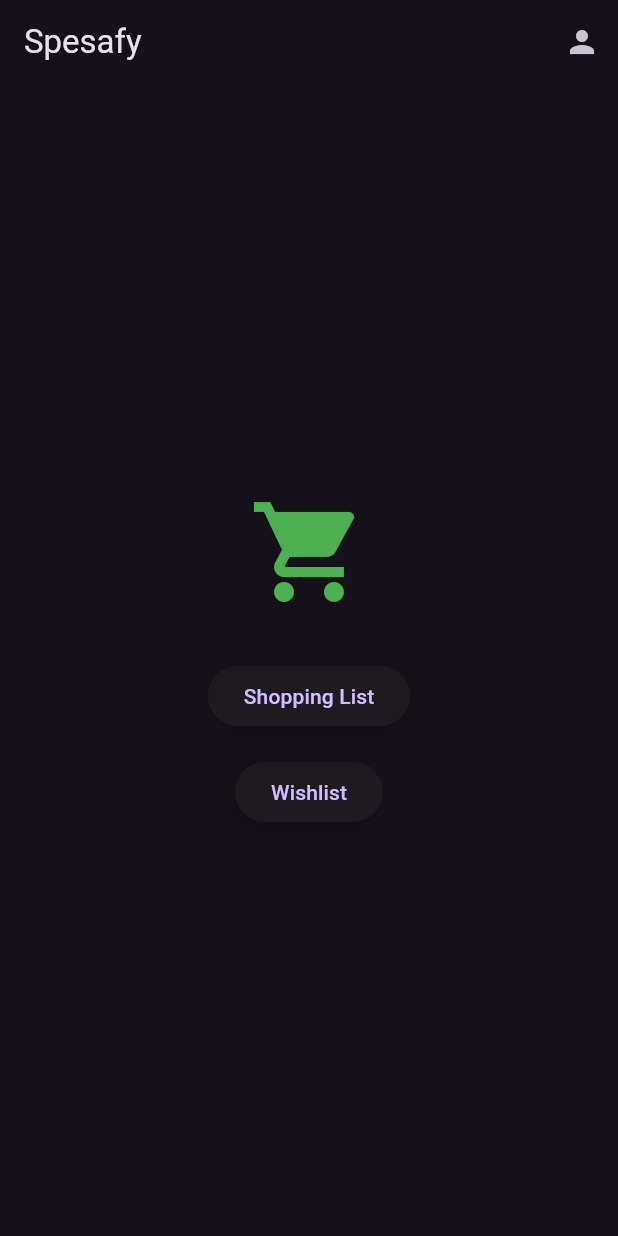
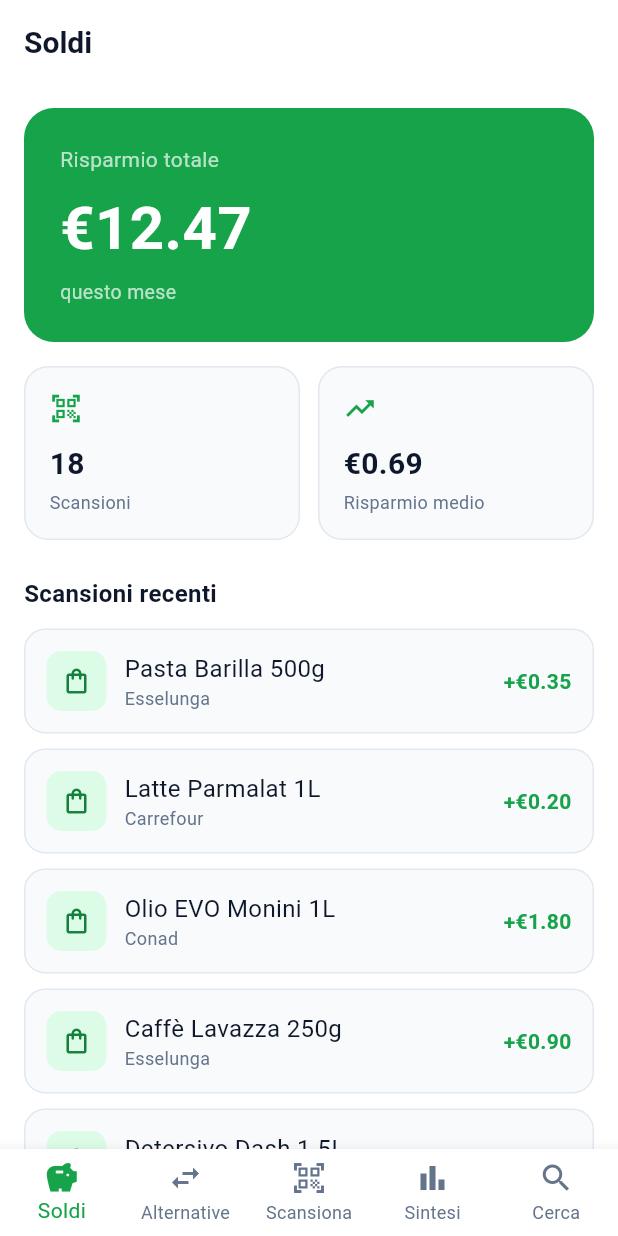
Before and after one commit to nicologuerato-byte/spesafy, a Flutter app: the screen it shows after launch, on a phone screen of 412 x 824 dp. Run offline on Flutter 3.47's test engine with Material 3 defaults, Android fonts, the phone set to English and light mode, and no system bars; our stand-ins replace flutter_riverpod, go_router, supabase_flutter; accounts and stored records are empty.

Commit message:
Refactor: Light theme, bottom tab bar, savings dashboard

```diff
--- /dev/null
+++ b/lib/config/theme.dart
@@ -0,0 +1,133 @@
+import 'package:flutter/material.dart';
+
+class AppColors {
+  AppColors._();
+
+  static const Color primary = Color(0xFF16A34A);
+  static const Color primaryDark = Color(0xFF15803D);
+  static const Color primaryLight = Color(0xFFDCFCE7);
+
+  static const Color background = Color(0xFFFFFFFF);
+  static const Color surface = Color(0xFFF8FAFC);
+  static const Color border = Color(0xFFE2E8F0);
+
+  static const Color textPrimary = Color(0xFF0F172A);
+  static const Color textSecondary = Color(0xFF64748B);
+
+  static const Color success = Color(0xFF16A34A);
+  static const Color warning = Color(0xFFF59E0B);
+  static const Color error = Color(0xFFDC2626);
+}
+
+class AppTypography {
+  AppTypography._();
+
+  static const TextStyle headlineLarge = TextStyle(
+    fontSize: 32,
+    fontWeight: FontWeight.bold,
+    color: AppColors.textPrimary,
+  );
+
+  static const TextStyle headlineMedium = TextStyle(
+    fontSize: 24,
+    fontWeight: FontWeight.bold,
+    color: AppColors.textPrimary,
+  );
+
+  static const TextStyle titleLarge = TextStyle(
+    fontSize: 20,
+    fontWeight: FontWeight.w600,
+    color: AppColors.textPrimary,
+  );
+
+  static const TextStyle titleMedium = TextStyle(
+    fontSize: 16,
+    fontWeight: FontWeight.w600,
+    color: AppColors.textPrimary,
+  );
+
+  static const TextStyle bodyLarge = TextStyle(
+    fontSize: 16,
+    fontWeight: FontWeight.normal,
+    color: AppColors.textPrimary,
+  );
+
+  static const TextStyle bodyMedium = TextStyle(
+    fontSize: 14,
+    fontWeight: FontWeight.normal,
+    color: AppColors.textSecondary,
+  );
+
+  static const TextStyle caption = TextStyle(
+    fontSize: 12,
+    fontWeight: FontWeight.normal,
+    color: AppColors.textSecondary,
+  );
+}
+
+class AppTheme {
+  AppTheme._();
+
+  static ThemeData get light {
+    return ThemeData(
+      useMaterial3: true,
+      brightness: Brightness.light,
+      scaffoldBackgroundColor: AppColors.background,
+      colorScheme: ColorScheme.fromSeed(
+        seedColor: AppColors.primary,
+        brightness: Brightness.light,
+      ).copyWith(
+        primary: AppColors.primary,
+        surface: AppColors.background,
+        error: AppColors.error,
+      ),
+      appBarTheme: const AppBarTheme(
+        backgroundColor: AppColors.background,
+        foregroundColor: AppColors.textPrimary,
+        elevation: 0,
+        centerTitle: false,
+        titleTextStyle: AppTypography.titleLarge,
+      ),
+      textTheme: const TextTheme(
+        headlineLarge: AppTypography.headlineLarge,
+        headlineMedium: AppTypography.headlineMedium,
+        titleLarge: AppTypography.titleLarge,
+        titleMedium: AppTypography.titleMedium,
+        bodyLarge: AppTypography.bodyLarge,
+        bodyMedium: AppTypography.bodyMedium,
+        bodySmall: AppTypography.caption,
+      ),
+      cardTheme: CardThemeData(
+        color: AppColors.surface,
+        elevation: 0,
+        margin: EdgeInsets.zero,
+        shape: RoundedRectangleBorder(
+          borderRadius: BorderRadius.circular(16),
+          side: const BorderSide(color: AppColors.border),
+        ),
+      ),
+      elevatedButtonTheme: ElevatedButtonThemeData(
+        style: ElevatedButton.styleFrom(
+          backgroundColor: AppColors.primary,
+          foregroundColor: Colors.white,
+          padding: const EdgeInsets.symmetric(vertical: 14, horizontal: 24),
+          shape: RoundedRectangleBorder(
+            borderRadius: BorderRadius.circular(12),
+          ),
+        ),
+      ),
+      bottomNavigationBarTheme: const BottomNavigationBarThemeData(
+        backgroundColor: AppColors.background,
+        selectedItemColor: AppColors.primary,
+        unselectedItemColor: AppColors.textSecondary,
+        type: BottomNavigationBarType.fixed,
+        showUnselectedLabels: true,
+        elevation: 8,
+      ),
+      dividerTheme: const DividerThemeData(
+        color: AppColors.border,
+        thickness: 1,
+      ),
+    );
+  }
+}
--- a/lib/main.dart
+++ b/lib/main.dart
@@ -1,6 +1,19 @@
 import 'package:flutter/material.dart';
+import 'package:flutter_riverpod/flutter_riverpod.dart';
+import 'package:go_router/go_router.dart';
 import 'package:supabase_flutter/supabase_flutter.dart';
-import 'screens/home_screen.dart';
+import 'config/theme.dart';
+import 'screens/root_screen.dart';
+
+final GoRouter _router = GoRouter(
+  initialLocation: '/',
+  routes: [
+    GoRoute(
+      path: '/',
+      builder: (context, state) => const RootScreen(),
+    ),
+  ],
+);
 
 void main() async {
   WidgetsFlutterBinding.ensureInitialized();
@@ -8,7 +21,7 @@
     url: const String.fromEnvironment('SUPABASE_URL'),
     anonKey: const String.fromEnvironment('SUPABASE_ANON_KEY'),
   );
-  runApp(const MyApp());
+  runApp(const ProviderScope(child: MyApp()));
 }
 
 class MyApp extends StatelessWidget {
@@ -16,9 +29,10 @@
 
   @override
   Widget build(BuildContext context) {
-    return MaterialApp(
-      home: const HomeScreen(),
-      theme: ThemeData.dark(useMaterial3: true),
+    return MaterialApp.router(
+      title: 'Spesafy',
+      theme: AppTheme.light,
+      routerConfig: _router,
     );
   }
 }
--- /dev/null
+++ b/lib/screens/alternatives_screen.dart
@@ -0,0 +1,29 @@
+import 'package:flutter/material.dart';
+import '../config/theme.dart';
+
+class AlternativesScreen extends StatelessWidget {
+  const AlternativesScreen({super.key});
+
+  @override
+  Widget build(BuildContext context) {
+    return Scaffold(
+      appBar: AppBar(title: const Text('Alternative')),
+      body: const Center(
+        child: Column(
+          mainAxisAlignment: MainAxisAlignment.center,
+          children: [
+            Icon(Icons.swap_horiz, size: 64, color: AppColors.textSecondary),
+            SizedBox(height: 16),
+            Text('Alternative in arrivo', style: AppTypography.titleMedium),
+            SizedBox(height: 8),
+            Text(
+              'Qui troverai prodotti alternativi più convenienti',
+              style: AppTypography.bodyMedium,
+              textAlign: TextAlign.center,
+            ),
+          ],
+        ),
+      ),
+    );
+  }
+}
--- /dev/null
+++ b/lib/screens/root_screen.dart
@@ -0,0 +1,66 @@
+import 'package:flutter/material.dart';
+import 'savings_screen.dart';
+import 'alternatives_screen.dart';
+import 'scan_screen.dart';
+import 'summary_screen.dart';
+import 'search_screen.dart';
+
+class RootScreen extends StatefulWidget {
+  const RootScreen({super.key});
+
+  @override
+  State<RootScreen> createState() => _RootScreenState();
+}
+
+class _RootScreenState extends State<RootScreen> {
+  int _currentIndex = 0;
+
+  static const List<Widget> _screens = [
+    SavingsScreen(),
+    AlternativesScreen(),
+    ScanScreen(),
+    SummaryScreen(),
+    SearchScreen(),
+  ];
+
+  @override
+  Widget build(BuildContext context) {
+    return Scaffold(
+      body: IndexedStack(
+        index: _currentIndex,
+        children: _screens,
+      ),
+      bottomNavigationBar: BottomNavigationBar(
+        currentIndex: _currentIndex,
+        onTap: (index) => setState(() => _currentIndex = index),
+        items: const [
+          BottomNavigationBarItem(
+            icon: Icon(Icons.savings_outlined),
+            activeIcon: Icon(Icons.savings),
+            label: 'Soldi',
+          ),
+          BottomNavigationBarItem(
+            icon: Icon(Icons.swap_horiz_outlined),
+            activeIcon: Icon(Icons.swap_horiz),
+            label: 'Alternative',
+          ),
+          BottomNavigationBarItem(
+            icon: Icon(Icons.qr_code_scanner_outlined),
+            activeIcon: Icon(Icons.qr_code_scanner),
+            label: 'Scansiona',
+          ),
+          BottomNavigationBarItem(
+            icon: Icon(Icons.bar_chart_outlined),
+            activeIcon: Icon(Icons.bar_chart),
+            label: 'Sintesi',
+          ),
+          BottomNavigationBarItem(
+            icon: Icon(Icons.search_outlined),
+            activeIcon: Icon(Icons.search),
+            label: 'Cerca',
+          ),
+        ],
+      ),
+    );
+  }
+}
--- /dev/null
+++ b/lib/screens/savings_screen.dart
@@ -0,0 +1,188 @@
+import 'package:flutter/material.dart';
+import '../config/theme.dart';
+
+class _ScanEntry {
+  final String product;
+  final String store;
+  final double saved;
+
+  const _ScanEntry({
+    required this.product,
+    required this.store,
+    required this.saved,
+  });
+}
+
+const List<_ScanEntry> _mockRecentScans = [
+  _ScanEntry(product: 'Pasta Barilla 500g', store: 'Esselunga', saved: 0.35),
+  _ScanEntry(product: 'Latte Parmalat 1L', store: 'Carrefour', saved: 0.20),
+  _ScanEntry(product: 'Olio EVO Monini 1L', store: 'Conad', saved: 1.80),
+  _ScanEntry(product: 'Caffè Lavazza 250g', store: 'Esselunga', saved: 0.90),
+  _ScanEntry(product: 'Detersivo Dash 1.5L', store: 'Lidl', saved: 1.10),
+];
+
+class SavingsScreen extends StatelessWidget {
+  const SavingsScreen({super.key});
+
+  @override
+  Widget build(BuildContext context) {
+    return Scaffold(
+      appBar: AppBar(
+        title: const Text('Soldi'),
+      ),
+      body: ListView(
+        padding: const EdgeInsets.all(16),
+        children: [
+          const _TotalSavingsCard(),
+          const SizedBox(height: 16),
+          const Row(
+            children: [
+              Expanded(
+                child: _StatCard(
+                  icon: Icons.qr_code_scanner,
+                  label: 'Scansioni',
+                  value: '18',
+                ),
+              ),
+              SizedBox(width: 12),
+              Expanded(
+                child: _StatCard(
+                  icon: Icons.trending_up,
+                  label: 'Risparmio medio',
+                  value: '€0.69',
+                ),
+              ),
+            ],
+          ),
+          const SizedBox(height: 24),
+          const Text('Scansioni recenti', style: AppTypography.titleMedium),
+          const SizedBox(height: 12),
+          ..._mockRecentScans.map((scan) => _RecentScanTile(scan: scan)),
+        ],
+      ),
+    );
+  }
+}
+
+class _TotalSavingsCard extends StatelessWidget {
+  const _TotalSavingsCard();
+
+  @override
+  Widget build(BuildContext context) {
+    return Container(
+      width: double.infinity,
+      padding: const EdgeInsets.all(24),
+      decoration: BoxDecoration(
+        color: AppColors.primary,
+        borderRadius: BorderRadius.circular(20),
+      ),
+      child: const Column(
+        crossAxisAlignment: CrossAxisAlignment.start,
+        children: [
+          Text(
+            'Risparmio totale',
+            style: TextStyle(color: Colors.white70, fontSize: 14),
+          ),
+          SizedBox(height: 8),
+          Text(
+            '€12.47',
+            style: TextStyle(
+              color: Colors.white,
+              fontSize: 40,
+              fontWeight: FontWeight.bold,
+            ),
+          ),
+          SizedBox(height: 4),
+          Text(
+            'questo mese',
+            style: TextStyle(color: Colors.white70, fontSize: 13),
+          ),
+        ],
+      ),
+    );
+  }
+}
+
+class _StatCard extends StatelessWidget {
+  final IconData icon;
+  final String label;
+  final String value;
+
+  const _StatCard({
+    required this.icon,
+    required this.label,
+    required this.value,
+  });
+
+  @override
+  Widget build(BuildContext context) {
+    return Container(
+      padding: const EdgeInsets.all(16),
+      decoration: BoxDecoration(
+        color: AppColors.surface,
+        borderRadius: BorderRadius.circular(16),
+        border: Border.all(color: AppColors.border),
+      ),
+      child: Column(
+        crossAxisAlignment: CrossAxisAlignment.start,
+        children: [
+          Icon(icon, color: AppColors.primary, size: 22),
+          const SizedBox(height: 12),
+          Text(value, style: AppTypography.titleLarge),
+          const SizedBox(height: 2),
+          Text(label, style: AppTypography.caption),
+        ],
+      ),
+    );
+  }
+}
+
+class _RecentScanTile extends StatelessWidget {
+  final _ScanEntry scan;
+
+  const _RecentScanTile({required this.scan});
+
+  @override
+  Widget build(BuildContext context) {
+    return Container(
+      margin: const EdgeInsets.only(bottom: 10),
+      padding: const EdgeInsets.all(14),
+      decoration: BoxDecoration(
+        color: AppColors.surface,
+        borderRadius: BorderRadius.circular(14),
+        border: Border.all(color: AppColors.border),
+      ),
+      child: Row(
+        children: [
+          Container(
+            width: 40,
+            height: 40,
+            decoration: BoxDecoration(
+              color: AppColors.primaryLight,
+              borderRadius: BorderRadius.circular(10),
+            ),
+            child: const Icon(Icons.shopping_bag_outlined,
+                color: AppColors.primaryDark, size: 20),
+          ),
+          const SizedBox(width: 12),
+          Expanded(
+            child: Column(
+              crossAxisAlignment: CrossAxisAlignment.start,
+              children: [
+                Text(scan.product, style: AppTypography.bodyLarge),
+                Text(scan.store, style: AppTypography.caption),
+              ],
+            ),
+          ),
+          Text(
+            '+€${scan.saved.toStringAsFixed(2)}',
+            style: const TextStyle(
+              color: AppColors.success,
+              fontWeight: FontWeight.w600,
+            ),
+          ),
+        ],
+      ),
+    );
+  }
+}
--- /dev/null
+++ b/lib/screens/scan_screen.dart
@@ -0,0 +1,42 @@
+import 'package:flutter/material.dart';
+import '../config/theme.dart';
+
+class ScanScreen extends StatelessWidget {
+  const ScanScreen({super.key});
+
+  @override
+  Widget build(BuildContext context) {
+    return Scaffold(
+      appBar: AppBar(title: const Text('Scansiona')),
+      body: Center(
+        child: Column(
+          mainAxisAlignment: MainAxisAlignment.center,
+          children: [
+            Container(
+              width: 200,
+              height: 200,
+              decoration: BoxDecoration(
+                color: AppColors.surface,
+                borderRadius: BorderRadius.circular(20),
+                border: Border.all(color: AppColors.border, width: 2),
+              ),
+              child: const Icon(
+                Icons.qr_code_scanner,
+                size: 80,
+                color: AppColors.textSecondary,
+              ),
+            ),
+            const SizedBox(height: 24),
+            const Text('Scanner in arrivo', style: AppTypography.titleMedium),
+            const SizedBox(height: 8),
+            const Text(
+              'Inquadra il codice a barre per confrontare i prezzi',
+              style: AppTypography.bodyMedium,
+              textAlign: TextAlign.center,
+            ),
+          ],
+        ),
+      ),
+    );
+  }
+}
--- /dev/null
+++ b/lib/screens/search_screen.dart
@@ -0,0 +1,38 @@
+import 'package:flutter/material.dart';
+import '../config/theme.dart';
+
+class SearchScreen extends StatelessWidget {
+  const SearchScreen({super.key});
+
+  @override
+  Widget build(BuildContext context) {
+    return Scaffold(
+      appBar: AppBar(
+        title: const TextField(
+          decoration: InputDecoration(
+            hintText: 'Cerca un prodotto...',
+            hintStyle: AppTypography.bodyMedium,
+            border: InputBorder.none,
+          ),
+          style: AppTypography.bodyLarge,
+        ),
+      ),
+      body: const Center(
+        child: Column(
+          mainAxisAlignment: MainAxisAlignment.center,
+          children: [
+            Icon(Icons.search, size: 64, color: AppColors.textSecondary),
+            SizedBox(height: 16),
+            Text('Ricerca in arrivo', style: AppTypography.titleMedium),
+            SizedBox(height: 8),
+            Text(
+              'Cerca prodotti e confronta i prezzi tra i supermercati',
+              style: AppTypography.bodyMedium,
+              textAlign: TextAlign.center,
+            ),
+          ],
+        ),
+      ),
+    );
+  }
+}
--- /dev/null
+++ b/lib/screens/summary_screen.dart
@@ -0,0 +1,29 @@
+import 'package:flutter/material.dart';
+import '../config/theme.dart';
+
+class SummaryScreen extends StatelessWidget {
+  const SummaryScreen({super.key});
+
+  @override
+  Widget build(BuildContext context) {
+    return Scaffold(
+      appBar: AppBar(title: const Text('Sintesi')),
+      body: const Center(
+        child: Column(
+          mainAxisAlignment: MainAxisAlignment.center,
+          children: [
+            Icon(Icons.bar_chart, size: 64, color: AppColors.textSecondary),
+            SizedBox(height: 16),
+            Text('Statistiche in arrivo', style: AppTypography.titleMedium),
+            SizedBox(height: 8),
+            Text(
+              'Qui vedrai l\'andamento dei tuoi risparmi nel tempo',
+              style: AppTypography.bodyMedium,
+              textAlign: TextAlign.center,
+            ),
+          ],
+        ),
+      ),
+    );
+  }
+}
--- a/pubspec.yaml
+++ b/pubspec.yaml
@@ -15,6 +15,7 @@
   geolocator: ^10.0.0
   riverpod: ^2.4.0
   flutter_riverpod: ^2.4.0
+  go_router: ^14.0.0
   http: ^1.1.0
   uuid: ^4.0.0
   cupertino_icons: ^1.0.6
```
Also changed, not shown: pubspec.lock.
